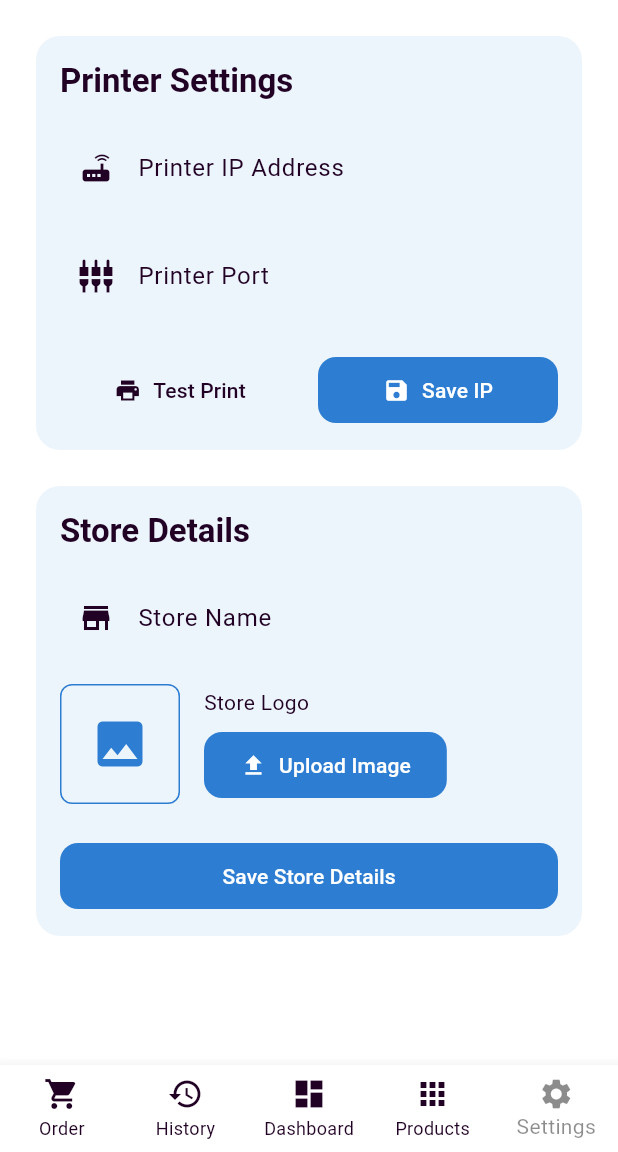
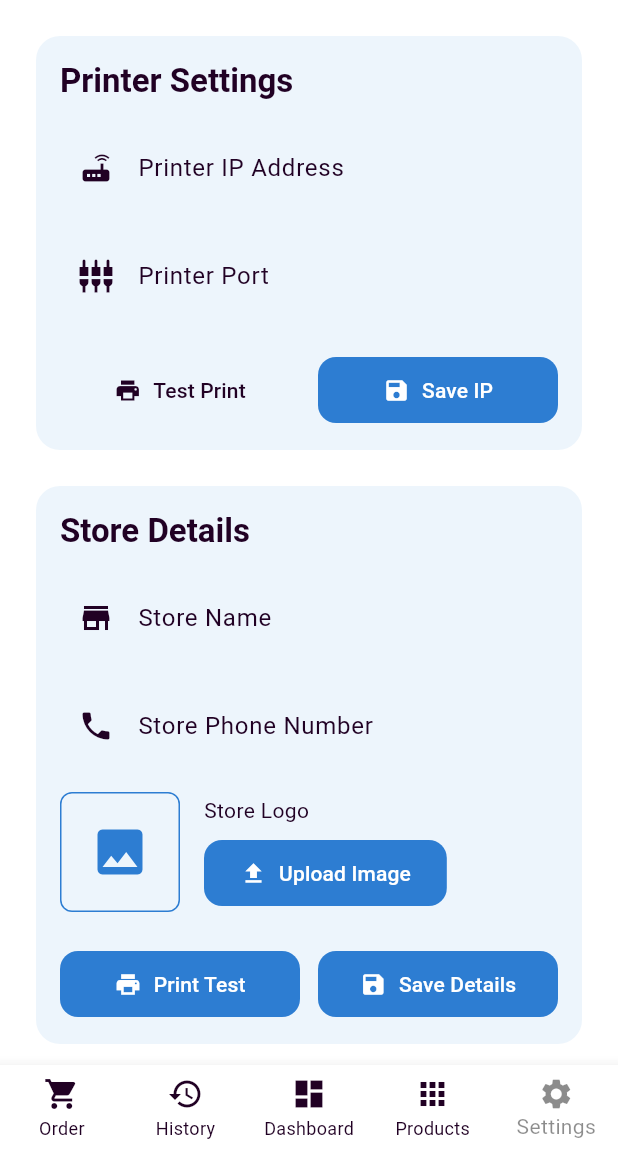
Before and after one commit to B00ZI/trinty-pos, a Flutter app: the screen it shows after launch, item 5 of the bottom bar chosen, on a phone screen of 412 x 824 dp, the part 84-1236 px from its top. Run offline on Flutter 3.47's test engine with Material 3 defaults, Android fonts, the phone set to English and light mode, and no system bars; our stand-ins replace device_info_plus, flutter_secure_storage, image_picker, objectbox, shared_preferences, validators; missing offline and left inert: crypton, esc_pos_printer, esc_pos_utils, mrx_charts; generated files the repository leaves out were written again.

Commit message:
printing store config

```diff
--- a/lib/models/store_config.dart
+++ b/lib/models/store_config.dart
@@ -6,11 +6,13 @@ class StoreConfig {
   int id;
 
   String? storeName;
+  String? storePhone;
   String? storeLogoPath;
 
   StoreConfig({
     this.id = 0,
     this.storeName,
+    this.storePhone,
     this.storeLogoPath,
   });
 }
--- a/lib/screens/settings_screen.dart
+++ b/lib/screens/settings_screen.dart
@@ -158,7 +158,7 @@ class _SettingsScreenState extends State<SettingsScreen> {
               ),
               const SizedBox(height: 8),
               StoreConfigWidget(
-                  storeConfigBox: widget.objectbox.storeConfigBox),
+                  objectbox: widget.objectbox),
             ],
           ),
         ),
--- a/lib/widgets/store_config.dart
+++ b/lib/widgets/store_config.dart
@@ -4,13 +4,15 @@ import 'package:image_picker/image_picker.dart';
 import 'package:path_provider/path_provider.dart';
 import 'package:path/path.dart' as path;
 import '../models/store_config.dart'; // Make sure this import is correct based on your file structure
+import '../objectbox.dart';
 import '../objectbox.g.dart'; // This will be generated
 import 'package:objectbox/objectbox.dart';
+import '../service/printer_helper.dart';
 
 class StoreConfigWidget extends StatefulWidget {
-  final Box<StoreConfig> storeConfigBox;
+  final ObjectBox objectbox;
 
-  const StoreConfigWidget({super.key, required this.storeConfigBox});
+  const StoreConfigWidget({super.key, required this.objectbox});
 
   @override
   State<StoreConfigWidget> createState() => _StoreConfigWidgetState();
@@ -19,6 +21,7 @@ class StoreConfigWidget extends StatefulWidget {
 class _StoreConfigWidgetState extends State<StoreConfigWidget> {
   final _formKey = GlobalKey<FormState>();
   final _storeNameController = TextEditingController();
+  final _storePhoneController = TextEditingController();
   File? _logoImage;
   final ImagePicker _picker = ImagePicker();
   StoreConfig? _currentConfig;
@@ -30,10 +33,11 @@ class _StoreConfigWidgetState extends State<StoreConfigWidget> {
   }
 
   void _loadConfig() {
-    final configs = widget.storeConfigBox.getAll();
+    final configs = widget.objectbox.storeConfigBox.getAll();
     if (configs.isNotEmpty) {
       _currentConfig = configs.first;
       _storeNameController.text = _currentConfig?.storeName ?? '';
+      _storePhoneController.text = _currentConfig?.storePhone ?? '';
       if (_currentConfig?.storeLogoPath != null) {
         final file = File(_currentConfig!.storeLogoPath!);
         if (file.existsSync()) {
@@ -73,12 +77,13 @@ class _StoreConfigWidgetState extends State<StoreConfigWidget> {
     if (_formKey.currentState!.validate()) {
       final config = _currentConfig ?? StoreConfig();
       config.storeName = _storeNameController.text;
+      config.storePhone = _storePhoneController.text;
       config.storeLogoPath = _logoImage?.path;
 
       // If we're updating, we need to make sure we keep the ID if it was loaded
       // StoreConfig object from objectbox usually has ID if it was read from box
 
-      widget.storeConfigBox.put(config);
+      widget.objectbox.storeConfigBox.put(config);
 
       // Reload current config to ensure we have the latest state (like ID)
       _currentConfig = config;
@@ -94,6 +99,7 @@ class _StoreConfigWidgetState extends State<StoreConfigWidget> {
   @override
   void dispose() {
     _storeNameController.dispose();
+    _storePhoneController.dispose();
     super.dispose();
   }
 
@@ -122,6 +128,20 @@ class _StoreConfigWidgetState extends State<StoreConfigWidget> {
                 validator: (value) {
                   if (value == null || value.isEmpty) {
                     return 'Please enter store name';
+                  }
+                  return null;
+                },
+              ),const SizedBox(height: 16),
+              TextFormField(
+                controller: _storePhoneController,
+                decoration: const InputDecoration(
+                  labelText: 'Store Phone Number',
+                  border: OutlineInputBorder(),
+                  prefixIcon: Icon(Icons.phone),
+                ),
+                validator: (value) {
+                  if (value == null || value.isEmpty) {
+                    return 'Please enter store phone number';
                   }
                   return null;
                 },
@@ -165,17 +185,34 @@ class _StoreConfigWidgetState extends State<StoreConfigWidget> {
                 ],
               ),
               const SizedBox(height: 24),
-              SizedBox(
-                width: double.infinity,
-                child: ElevatedButton(
-                  style: ElevatedButton.styleFrom(
-                    padding: const EdgeInsets.symmetric(vertical: 12),
-                    backgroundColor: Theme.of(context).colorScheme.primary,
-                    foregroundColor: Theme.of(context).colorScheme.onPrimary,
+              Row(
+                children: [
+                  Expanded(
+                    child: ElevatedButton.icon(
+                      onPressed: () => PrinterHelper.printStoreConfig(widget.objectbox),
+                      icon: const Icon(Icons.print),
+                      label: const Text('Print Test'),
+                      style: ElevatedButton.styleFrom(
+                        padding: const EdgeInsets.symmetric(vertical: 12),
+                        backgroundColor: Theme.of(context).colorScheme.secondaryContainer,
+                        foregroundColor: Theme.of(context).colorScheme.onSecondaryContainer,
+                      ),
+                    ),
                   ),
-                  onPressed: _saveConfig,
-                  child: const Text('Save Store Details'),
-                ),
+                  const SizedBox(width: 12),
+                  Expanded(
+                    child: ElevatedButton.icon(
+                      onPressed: _saveConfig,
+                      icon: const Icon(Icons.save),
+                      label: const Text('Save Details'),
+                      style: ElevatedButton.styleFrom(
+                        padding: const EdgeInsets.symmetric(vertical: 12),
+                        backgroundColor: Theme.of(context).colorScheme.primary,
+                        foregroundColor: Theme.of(context).colorScheme.onPrimary,
+                      ),
+                    ),
+                  ),
+                ],
               ),
             ],
           ),
```
Also changed, not shown: lib/objectbox-model.json (+6 -1 lines), lib/service/printer_helper.dart (+44 -14 lines), lib/objectbox.g.dart.
